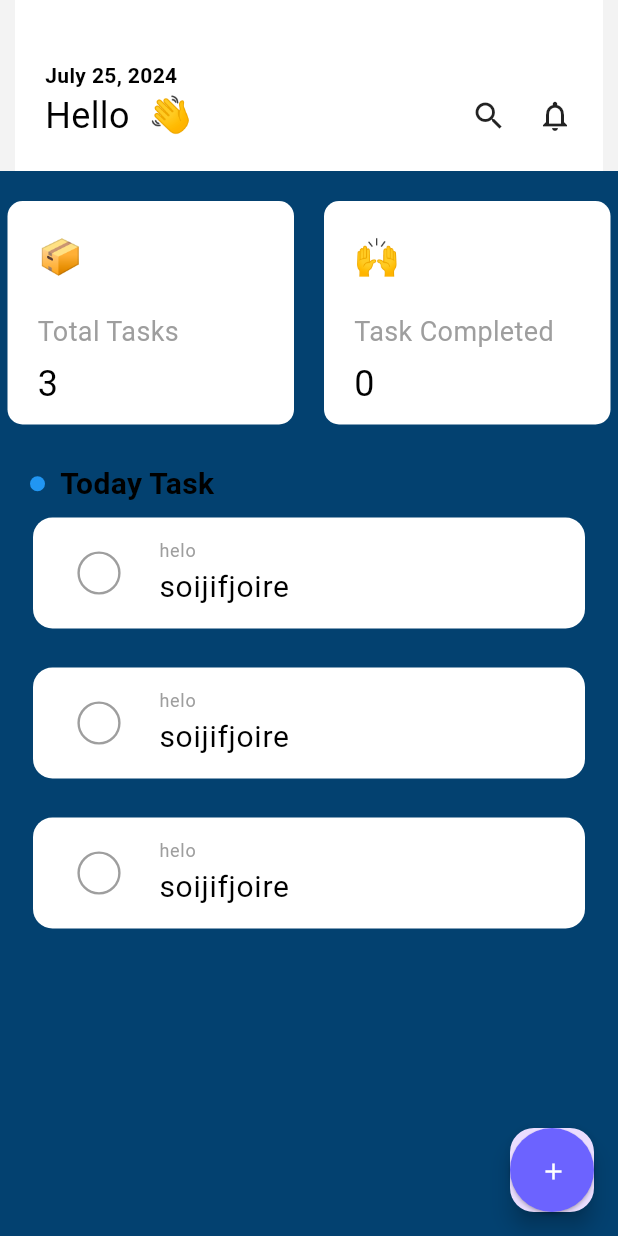
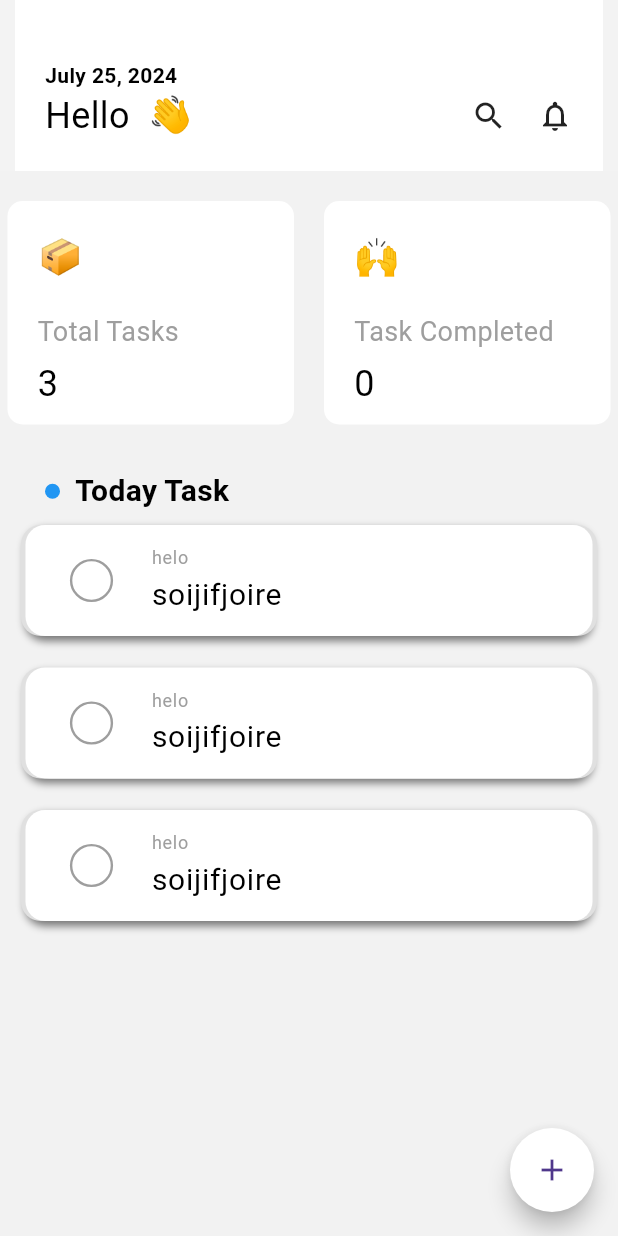
Before and after one commit to AYOPELUMI/Tasksify-App, a Flutter app: the ToDoHome screen opened directly, on a phone screen of 412 x 824 dp. Run offline on Flutter 3.47's test engine with Material 3 defaults, Android fonts, the phone set to English and light mode, and no system bars; drawn by our look-alikes of flutter_slidable, flutter_speed_dial; our stand-ins replace get.

Commit message:
finalised the UI

```diff
--- a/lib/TaskComponent/Task_Widget.dart
+++ b/lib/TaskComponent/Task_Widget.dart
@@ -50,15 +50,31 @@ class TaskWidget extends StatelessWidget {
           onPressed:() => {
               Get.to(TaskDetails(),
       transition:Transition.rightToLeft,
-      duration: Duration(seconds: 1),
+      duration: Duration(milliseconds: 500),
       arguments:taskDetails)
           },
          child:Container(
         padding:const EdgeInsets.symmetric(horizontal:4, vertical : 5),
-        margin: EdgeInsets.only(left:10, right:10, bottom:10),
+        margin: EdgeInsets.only(left:5, right:5, bottom:5),
         decoration: BoxDecoration(
           color: Colors.white,
           borderRadius: BorderRadius.circular(13),
+            boxShadow: [
+                BoxShadow(
+                  color: Colors.grey.shade600,
+                  spreadRadius: 0,
+                  blurRadius: 4,
+                  offset: const Offset(0, 3),
+                ),
+                BoxShadow(
+                  color: Colors.grey.shade300,
+                  offset: const Offset(-3,0),
+                ),
+                BoxShadow(
+                  color: Colors.grey.shade300,
+                  offset: const Offset(3,0),
+                ) // no shadow color set, defaults to black
+            ]
         ),
         child: ListTile(
         leading: Transform.scale(
--- a/lib/TaskComponent/toDoHome.dart
+++ b/lib/TaskComponent/toDoHome.dart
@@ -124,14 +124,14 @@ class _ToDoHomeState extends State<ToDoHome> {
     return  GetBuilder<TaskController>(
           init: Get.find<TaskController>(),
           builder: (controller) => Scaffold(
-      backgroundColor: const Color.fromARGB(255,3,65,112),
+      backgroundColor:  Color(0xFFF2F2F2),
       body: Column(
           children: <Widget>
         [
           const  HomeHeader(),
           HomeDetails( controller: controller),
-          Padding(
-          padding:const EdgeInsets.fromLTRB(20,5.0,5,0),
+          Container(
+          padding:const EdgeInsets.fromLTRB(30,10.0,10,0),
           child: Row(
             crossAxisAlignment: CrossAxisAlignment.center,
             children:[
--- a/lib/Widget/CustomButton.dart
+++ b/lib/Widget/CustomButton.dart
@@ -4,20 +4,20 @@ import 'package:flutter/material.dart';
 class CustomButton extends StatelessWidget {
   const CustomButton({
     super.key,
-     required this.onPressed,
+     this.onPressed,
      required this.backgroundColor,
      required this.iconDetail,
      required this.iconColor});
 
-      final VoidCallback onPressed;
-      final int backgroundColor;
+      final void Function()? onPressed;
+      final backgroundColor;
       final Object iconDetail;
       final Object iconColor;
   @override
   Widget build(BuildContext context) {
     return ElevatedButton(
       style: ElevatedButton.styleFrom(
-        backgroundColor: Color(backgroundColor),
+        backgroundColor: backgroundColor,
         shape: const CircleBorder(),
         padding: const EdgeInsets.all(20)
       ),
--- a/lib/Widget/homeFloatingButtons.dart
+++ b/lib/Widget/homeFloatingButtons.dart
@@ -1,6 +1,7 @@
 import 'package:flutter/material.dart';
+import 'package:flutter_speed_dial/flutter_speed_dial.dart';
 
-import 'CustomButton.dart';
+import '../utils/Constants/AppColors.dart';
 
 class HomeFloatingButtons extends StatelessWidget {
 
@@ -12,67 +13,41 @@ class HomeFloatingButtons extends StatelessWidget {
 
   @override
   Widget build(BuildContext context) {
-    return FloatingActionButton(
-        onPressed: () {  },
-        child: isButtonSelected?
-        CustomButton(
-          backgroundColor:0xFF6C63FF,
-          onPressed: () =>showMoreOptions(),
-          iconDetail: Icons.add,
-          iconColor: Colors.white,
-        )
-        : Container(
-          padding: const EdgeInsets.fromLTRB(20.0,20,10,50),
-          color: Colors.white.withOpacity(0.9),
-          child: Column(
-              crossAxisAlignment: CrossAxisAlignment.end,
-              mainAxisAlignment: MainAxisAlignment.end,
-            children: [
-              Row(
-                mainAxisAlignment: MainAxisAlignment.end,
-                children:[
-                  Text("Create task",
-                  style: TextStyle(fontSize:20,
-                  color: Colors.black,
-                  fontWeight: FontWeight.bold)),
-                  const SizedBox(width:10),
-                  CustomButton(
-                    backgroundColor:0xFF6C63FF,
-                    onPressed: ()=> addTask(),
-                    iconDetail: Icons.task_alt,
-                    iconColor: Colors.white,
-                  )
-                ]
-              ),
-              const SizedBox(height:20),
-              Row(
-                mainAxisAlignment: MainAxisAlignment.end,
-                children:[
-                  Text("Create Project",
-                  style: TextStyle(fontSize:20,
-                  color: Colors.black,
-                  fontWeight: FontWeight.bold)),
-                  const SizedBox(width:10),
-
-                  CustomButton(
-                    backgroundColor:0xFF6C63FF,
-                    onPressed: ()=> hideMoreOptions(),
-                    iconDetail: Icons.description,
-                    iconColor: Color(0xFFFFFFFF),
-                  )
-                ]
-              ),
-              const SizedBox(height:20),
-
-              CustomButton(
-                    backgroundColor:0xFFFFFFFF,
-
-                onPressed:() => hideMoreOptions(),
-                iconDetail : Icons.close,
-                iconColor: Colors.black,
-              ),
-            ],
-          ))
-        );
-  }
+    return SpeedDial(
+          icon: Icons.add,
+          activeIcon: Icons.close,
+          spacing: 3,
+          backgroundColor: Colors.white,
+          visible: true,
+           childPadding: const EdgeInsets.all(5),
+          curve: Curves.bounceInOut,
+           childrenButtonSize:  const Size(56.0, 56.0),
+           shape:StadiumBorder(),
+          children: [
+                // FAB 1
+                SpeedDialChild(
+                child:const Icon(Icons.description, color: Colors.white),
+                backgroundColor: primaryColor,
+                onTap: ()=> hideMoreOptions(),
+                shape:StadiumBorder(),
+                label: 'Create projects',
+                labelStyle: TextStyle(
+                    fontWeight: FontWeight.w500,
+                    color: Colors.black,
+                    ),
+                labelBackgroundColor: Colors.white),
+                // FAB 2
+                SpeedDialChild(
+                child: Icon(Icons.task_alt_rounded, color: Colors.white),
+                backgroundColor: primaryColor,
+                shape:StadiumBorder(),
+                onTap:()=> addTask(),
+                label: 'Create task',
+                labelStyle: TextStyle(
+                    fontWeight: FontWeight.w500,
+                    color: Colors.black,
+                    fontSize: 16.0),
+                labelBackgroundColor: Colors.white)
+          ],
+        );}
 }
--- a/pubspec.yaml
+++ b/pubspec.yaml
@@ -39,6 +39,7 @@ dependencies:
   intl: ^0.19.0
   get: ^4.6.6
   google_fonts: ^6.2.1
+  flutter_speed_dial: ^7.0.0
 
   flutter_slidable: any
 dev_dependencies:
```
Also changed, not shown: lib/Widget/customTile.dart (added, +50 -0 lines), lib/Widget/taskDetails.dart (+12 -34 lines), pubspec.lock.
